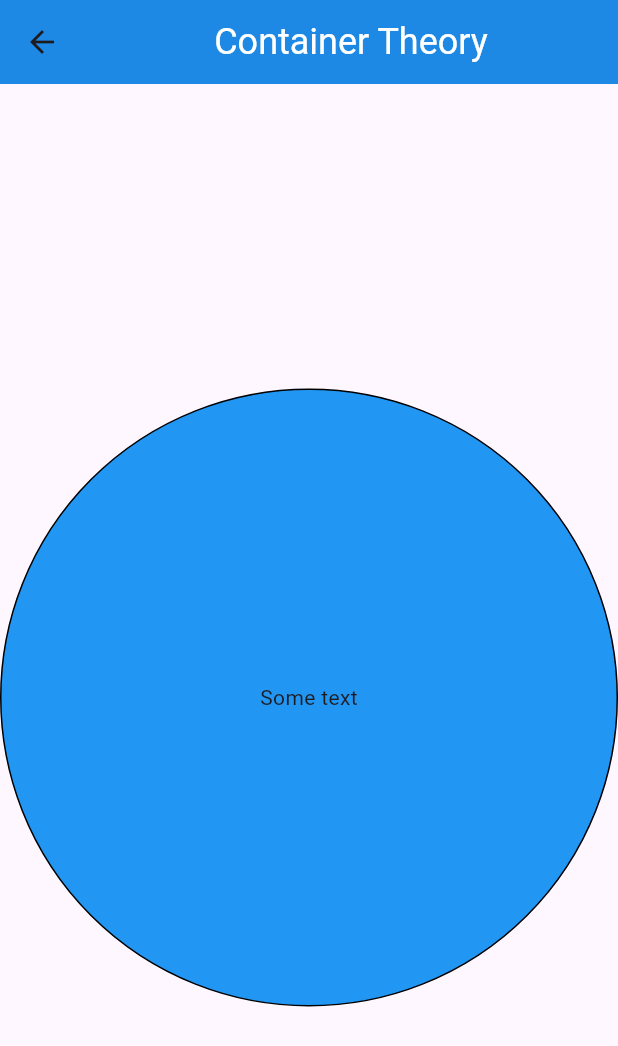
After one commit to noragami66/Basics, a Flutter app: the MyContainer1 screen opened directly, on a phone screen of 412 x 824 dp. The commit adds this screen. Shown: the top 1046 px of the screen. Run offline on Flutter 3.47's test engine with Material 3 defaults, Android fonts, the phone set to English and light mode, and no system bars; network calls fail.

Commit message:
Lesson 3. Container,padding,marign

```diff
--- /dev/null
+++ b/lib/ContainerSample/edge_insets_margin_padding.dart
@@ -0,0 +1,39 @@
+import 'package:flutter/material.dart';
+
+class MyContainer1 extends StatelessWidget {
+  const MyContainer1({super.key});
+
+  @override
+  Widget build(BuildContext context) {
+    return Scaffold(
+      appBar: AppBar(
+        title: const Center(
+          child: Text('Container Theory'),
+        ),
+      ),
+      body: Center(
+        child: Container(
+          decoration: BoxDecoration(
+            color: Colors.blue,
+            shape: BoxShape.circle,
+            border: Border.all(),
+          ),
+          alignment: Alignment.center,
+          // width: 300,
+          // height: 300,
+          // margin: const EdgeInsets.all(50.0),
+          // margin: const EdgeInsets.fromLTRB(30, 50, 10, 50),
+          // margin: const EdgeInsets.symmetric(
+          //   horizontal: 50,
+          //   vertical: 50,
+          // ),
+          margin: const EdgeInsets.only(
+            top: 50,
+          ),
+          padding: const EdgeInsets.all(0.0),
+          child: const Text('Some text'),
+        ),
+      ),
+    );
+  }
+}
```
Also changed, not shown: lib/ContainerSample/edge_insets_margin_padding2.dart (added, +27 -0 lines), lib/ContainerSample/image_container.dart (added, +29 -0 lines), lib/main.dart (+15 -4 lines), lib/LayoutSample/color_box.dart (renamed from lib/LayoutSamples/color_box.dart), lib/LayoutSample/color_box_big.dart (renamed from lib/LayoutSamples/color_box_big.dart), lib/LayoutSample/row_column.dart (renamed from lib/LayoutSamples/row_column.dart).
